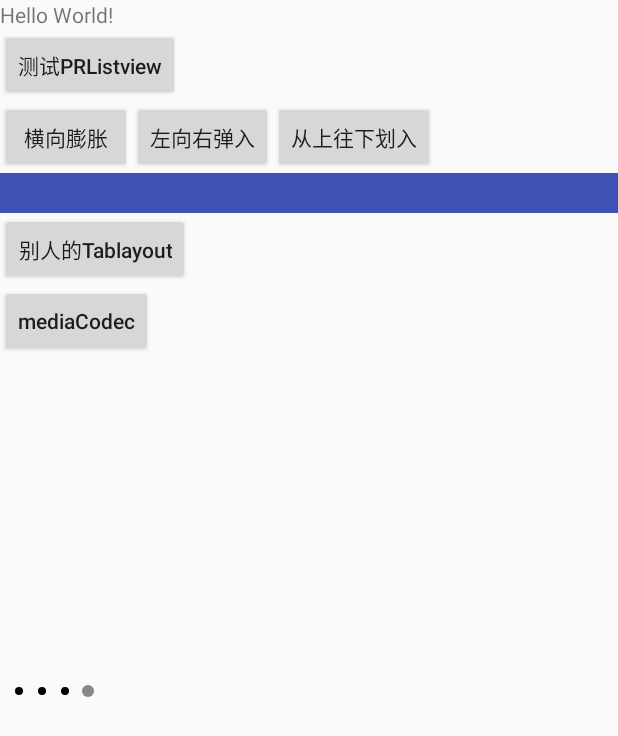
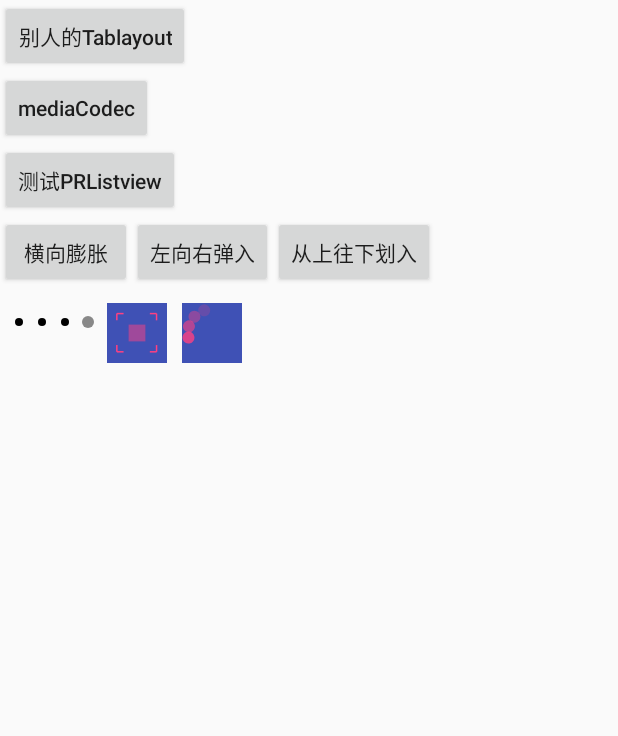
Before and after one commit to hub-zjy1024/GTest, an Android app: the layout activity_main.xml on its own in the app's theme, with its tools: preview values and no code run, on a phone screen of 412 x 824 dp. Shown: the top 736 px of the screen. Run offline under Robolectric (Android 15) with nearby library versions, the phone set to English and light mode, and no system bars.

Commit message:
添加两个加载动画 1.DyingLightLoading 2.CircleLoading

```diff
--- a/app/src/main/java/p/js/gtest/view/listview/Refresher.java
+++ b/app/src/main/java/p/js/gtest/view/listview/Refresher.java
@@ -11,7 +11,7 @@ import android.widget.LinearLayout;
 import android.widget.ListView;
 import android.widget.TextView;
 
-import p.js.gtest.view.LoadingView;
+import p.js.gtest.view.loading.LoadingView;
 
 /**
  Created by 张建宇 on 2019/7/22. */
@@ -68,7 +68,7 @@ public class Refresher implements IRefresher {
 
     @Override
     public void loadingFinished() {
-        Animation animation = new TranslateAnimation(1f, 0, 1f, 1f);
+        Animation animation = new TranslateAnimation(1f, 1f, 1f, 0f);
         animation.setInterpolator(new AccelerateInterpolator());
         animation.setDuration((long) (0.5 * 1000));
         animation.setAnimationListener(new Animation.AnimationListener() {
--- /dev/null
+++ b/app/src/main/java/p/js/gtest/view/loading/CircleLoading.java
@@ -0,0 +1,165 @@
+package p.js.gtest.view.loading;
+
+import android.animation.ObjectAnimator;
+import android.content.Context;
+import android.graphics.Canvas;
+import android.support.annotation.Nullable;
+import android.util.AttributeSet;
+import android.util.Log;
+import android.view.animation.AccelerateDecelerateInterpolator;
+import android.view.animation.AccelerateInterpolator;
+import android.view.animation.DecelerateInterpolator;
+import android.view.animation.Interpolator;
+
+/**
+ Created by 张建宇 on 2019/9/4. */
+public class CircleLoading extends DyingLightLoading {
+    double singleDegree;
+    float smallRate = 0.3f;
+
+    /**
+     Simple constructor to use when creating a view from code.
+     @param context The Context the view is running in, through which it can
+     access the current theme, resources, etc.
+     */
+    public CircleLoading(Context context) {
+        super(context);
+    }
+
+    public CircleLoading(Context context, @Nullable AttributeSet attrs) {
+        super(context, attrs);
+    }
+
+    /**
+     *
+     */
+    public CircleLoading(Context context, @Nullable AttributeSet attrs, int defStyleAttr) {
+        super(context, attrs, defStyleAttr);
+    }
+
+    @Override
+    public void init(AttributeSet attrs) {
+        super.init(attrs);
+
+    }
+
+    @Override
+    protected void onMeasure(int widthMeasureSpec, int heightMeasureSpec) {
+        super.onMeasure(widthMeasureSpec, heightMeasureSpec);
+        int width = getMeasuredWidth();
+        float cx = width / 2;
+        float raduis =cx*smallRate;
+
+        int tempCount = 0;
+        float tempSize = 0;
+        float maxSize = (float) ((cx + raduis) * (cx + raduis) * Math.PI / 2);
+        float innerSize = (float) ((cx) * (cx) * Math.PI / 2);
+        while (tempSize <= maxSize) {
+            tempSize = (float) (innerSize + tempCount * raduis * raduis * Math.PI);
+            tempCount++;
+        }
+        singleDegree = tempCount - 1;
+        Log.e("zjy", getClass() + "->onMeasure():singleDegree ==" + singleDegree);
+    }
+
+
+    AccelerateInterpolator accelerateInterpolator = new AccelerateInterpolator();
+    AccelerateDecelerateInterpolator accelerateDecelerateInterpolator = new AccelerateDecelerateInterpolator();
+
+    DecelerateInterpolator decelerateInterpolator = new DecelerateInterpolator();
+    Interpolator newAccDecel = new AcDcInterpolator2();
+
+    private static class AcDcInterpolator2 implements Interpolator {
+
+        @Override
+        public float getInterpolation(float input) {
+            float y = 0;
+            if (input < 0.5) {
+                y = 2 * input;
+            } else {
+                y = -2f * input + 2;
+            }
+            return y;
+        }
+    }
+    private static class AcDcInterpolator implements Interpolator {
+
+        @Override
+        public float getInterpolation(float input) {
+            //
+            return (float) (-4 * Math.pow(input, 2) + 4 * input);
+        }
+    }
+
+    @Override
+    protected void onDraw(Canvas canvas) {
+        //        super.onDraw(canvas);
+        int width = getMeasuredWidth();
+        float cx = width / 2;
+        float cy = cx;
+        int circleCounts = (int) singleDegree;
+        float raduis = width / 5f / 2;
+        float maxOffset = 180 / 1f / circleCounts;
+        float minx = 180 / 1f / circleCounts/2;
+
+        int maxAlpha=255;
+        int nowAlpha = 0;
+
+        int alphaOffset = (int) (maxAlpha * 0.8f / circleCounts);
+
+        for (int i = 0; i < circleCounts; i++) {
+            canvas.save();
+            //            float interpolation =accelerateInterpolator.getInterpolation(stat);
+            //            float interpolation = accelerateDecelerateInterpolator.getInterpolation(process);
+            //            float interpolation = accelerateDecelerateInterpolator.getInterpolation(stat);
+            //            if (process > 0.5) {
+            //                interpolation = accelerateDecelerateInterpolator.getInterpolation(stat);
+            //                //                stat = (float) Math.abs(stat - 1);
+            //                interpolation = decelerateInterpolator.getInterpolation(stat);
+            //            }
+            //            float nowPos = interpolation * maxOffset;
+            float v = minx *i;
+            float interpolation = newAccDecel.getInterpolation(process);
+            float nowOffset = i * maxOffset * interpolation;
+            float startPos = v + process * 360;
+            float finalDegree = startPos + nowOffset;
+            if (finalDegree > 360) {
+                finalDegree = 360;
+            } else if (finalDegree < 0) {
+                finalDegree = 0;
+            }
+            int degree = (int) (-1 * finalDegree);
+
+            canvas.rotate(degree, cx, cy);
+            int alpha = nowAlpha + alphaOffset;
+            nowAlpha = alpha;
+            centerPaint.setAlpha(alpha);
+            canvas.drawCircle(cx, raduis, raduis, centerPaint);
+            canvas.restore();
+        }
+        startAnim();
+    }
+
+    ObjectAnimator mAnim;
+    final int delayTime = 100;
+    void startAnim() {
+        if (mAnim == null) {
+            mAnim = ObjectAnimator.ofFloat(this, "process",  0, 1);
+            mAnim.setDuration(1000);
+            mAnim.setRepeatCount(ObjectAnimator.INFINITE);
+            mAnim.start();
+//            final Runnable mRun=new Runnable() {
+//                @Override
+//                public void run() {
+//                    process = process + 0.2f;
+//                    if (process > 1) {
+//                        process = 0;
+//                    }
+//                    setProcess(process);
+//                    postDelayed(this, delayTime);
+//                }
+//            };
+//            postDelayed(mRun, delayTime);
+        }
+    }
+}
--- /dev/null
+++ b/app/src/main/java/p/js/gtest/view/loading/DyingLightLoading.java
@@ -0,0 +1,189 @@
+package p.js.gtest.view.loading;
+
+import android.animation.ObjectAnimator;
+import android.content.Context;
+import android.content.res.Resources;
+import android.content.res.TypedArray;
+import android.graphics.Canvas;
+import android.graphics.Color;
+import android.graphics.Paint;
+import android.support.annotation.Nullable;
+import android.util.AttributeSet;
+import android.util.Log;
+import android.view.View;
+
+import p.js.gtest.R;
+
+/**
+ Created by 张建宇 on 2019/9/4. */
+public class DyingLightLoading extends View {
+    int limitMax = 20;
+    protected float process = 0;
+
+    int minWidth = 100;
+    protected float innerRate = 0.6f;
+    float outWidth;
+    float outRate;
+    float outPadding;
+
+    int colorCenter = Color.WHITE;
+    int rectColor = Color.WHITE;
+    ObjectAnimator objectAnimator;
+    protected Paint centerPaint;
+    Paint outerPaint;
+
+    public float getProcess() {
+        return process;
+    }
+
+    public void setProcess(float process) {
+        this.process = process;
+        invalidate();
+    }
+
+    /**
+     Simple constructor to use when creating a view from code.
+     @param context The Context the view is running in, through which it can
+     access the current theme, resources, etc.
+     */
+    public DyingLightLoading(Context context) {
+        this(context, null);
+    }
+
+    public DyingLightLoading(Context context, @Nullable AttributeSet attrs) {
+        this(context, attrs, 0);
+    }
+
+    public DyingLightLoading(Context context, @Nullable AttributeSet attrs, int defStyleAttr) {
+        super(context, attrs, defStyleAttr);
+        init(attrs);
+    }
+/*
+     <declare-styleable name="DyingLightLoading">
+        <attr name="colorInner" format="color|reference" />
+        <attr name="colorRect" format="color|reference" />
+        <attr name="boderWidth" format="reference|dimension" />
+    </declare-styleable>*/
+    public void init(AttributeSet attrs) {
+        Context context = getContext();
+        Resources resources = context.getResources();
+        TypedArray typedArray = context.obtainStyledAttributes(attrs, R.styleable.DyingLightLoading);
+        centerPaint = new Paint();
+        outerPaint = new Paint();
+        outWidth = 4;
+        outRate = 0.4f;
+        outPadding = 2;
+        innerRate = 0.4f;
+        rectColor = typedArray.getColor(R.styleable.DyingLightLoading_colorRect, resources.getColor(R.color.colorPrimary));
+        outerPaint.setColor(rectColor);
+        colorCenter = typedArray.getColor(R.styleable.DyingLightLoading_colorInner, resources.getColor(R.color.colorAccent));
+        outWidth = typedArray.getDimension(R.styleable.DyingLightLoading_boderWidth, outWidth);
+        Log.e("zjy", getClass() + "->init(): outWidth==" + outWidth);
+        outerPaint.setStrokeWidth(outWidth);
+        outerPaint.setAntiAlias(true);
+        centerPaint.setColor(colorCenter);
+        centerPaint.setAntiAlias(true);
+        typedArray.recycle();
+    }
+
+    @Override
+    protected void onMeasure(int widthMeasureSpec, int heightMeasureSpec) {
+        //        super.onMeasure(widthMeasureSpec, heightMeasureSpec);
+        int mode = MeasureSpec.getMode(widthMeasureSpec);
+        int hMode = MeasureSpec.getMode(heightMeasureSpec);
+        if (mode == MeasureSpec.EXACTLY || hMode == MeasureSpec.EXACTLY) {
+            int finalWidth = MeasureSpec.getSize(widthMeasureSpec);
+            int finalHeight = MeasureSpec.getSize(heightMeasureSpec);
+            finalHeight = Math.max(finalWidth, finalHeight);
+            double sqrt = Math.sqrt(2);
+            minWidth = (int) ((finalHeight / sqrt)) - getPaddingTop() - getPaddingBottom();
+            setMeasuredDimension(finalHeight, finalHeight);
+        } else {
+            double sqrt = Math.sqrt(2);
+            int finalHeight = (int) (minWidth * sqrt);
+            setMeasuredDimension(finalHeight, finalHeight);
+        }
+    }
+
+    @Override
+    protected void onDraw(Canvas canvas) {
+        int tottalWidth = getMeasuredWidth();
+        float innerWidth = minWidth * innerRate;
+        float outLeft = (tottalWidth - minWidth) / 2;
+        float left = outLeft + minWidth * (1 - innerRate) / 2;
+
+        float right = innerWidth + left;
+        int tempLeft = (int) (left - outLeft);
+
+        float lineLen = innerWidth * 0.4f;
+        float alpha = 0.5f;
+        float widthoffset = outWidth / 2;
+        if (process > 1) {
+            process = Math.abs(process - 2);
+            if (1 - process > alpha) {
+                alpha = 1 - process;
+            }
+            centerPaint.setAlpha((int) (alpha * 255));
+            canvas.drawRect(left, left, right, right, centerPaint);
+            canvas.save();
+            float degress = 90 * process;
+            canvas.rotate(degress, tottalWidth / 2, tottalWidth / 2);
+            float y1 = outLeft + tempLeft * (1 - process) - widthoffset;
+            float x1 = outLeft + tempLeft * (1 - process) - outWidth;
+            float x2 = right + tempLeft * process + outWidth;
+            //横向
+            canvas.drawLine(x1, y1, x1 + lineLen, y1, outerPaint);
+            canvas.drawLine(x2, y1, x2 - lineLen, y1, outerPaint);
+
+            canvas.drawLine(x1, y1, x1, y1 + lineLen, outerPaint);
+            canvas.drawLine(x2, y1, x2, y1 + lineLen, outerPaint);
+
+            y1 = right + tempLeft * process + widthoffset;
+            canvas.drawLine(x1, y1, x1 + lineLen, y1, outerPaint);
+            canvas.drawLine(x2, y1, x2 - lineLen, y1, outerPaint);
+
+            canvas.drawLine(x1, y1, x1, y1 - lineLen, outerPaint);
+            canvas.drawLine(x2, y1, x2, y1 - lineLen, outerPaint);
+            canvas.restore();
+        } else {
+            if (1 - process > alpha) {
+                alpha = 1 - process;
+            }
+            centerPaint.setAlpha((int) (alpha * 255));
+            canvas.drawRect(left, left, right, right, centerPaint);
+            float y1 = outLeft + tempLeft * (1 - process) - widthoffset;
+            float x1 = outLeft + tempLeft * (1 - process) - outWidth;
+            float x2 = right + tempLeft * process + outWidth;
+            //横向
+            canvas.drawLine(x1, y1, x1 + lineLen, y1, outerPaint);
+            canvas.drawLine(x2, y1, x2 - lineLen, y1, outerPaint);
+
+            canvas.drawLine(x1, y1, x1, y1 + lineLen, outerPaint);
+            canvas.drawLine(x2, y1, x2, y1 + lineLen, outerPaint);
+
+            y1 = right + tempLeft * process + widthoffset;
+            canvas.drawLine(x1, y1, x1 + lineLen, y1, outerPaint);
+            canvas.drawLine(x2, y1, x2 - lineLen, y1, outerPaint);
+
+            canvas.drawLine(x1, y1, x1, y1 - lineLen, outerPaint);
+            canvas.drawLine(x2, y1, x2, y1 - lineLen, outerPaint);
+        }
+        startAnima();
+    }
+
+    void stopAnima() {
+        if (objectAnimator != null) {
+            objectAnimator.cancel();
+            objectAnimator = null;
+        }
+    }
+
+    void startAnima() {
+        if (objectAnimator == null) {
+            objectAnimator = ObjectAnimator.ofFloat(this, "process", 0, 2);
+            objectAnimator.setDuration(800);
+            objectAnimator.setRepeatCount(ObjectAnimator.INFINITE);
+            objectAnimator.start();
+        }
+    }
+}
--- a/app/src/main/java/p/js/gtest/view/LoadingView.java
+++ b/app/src/main/java/p/js/gtest/view/loading/LoadingView.java
@@ -1,5 +1,6 @@
-package p.js.gtest.view;
+package p.js.gtest.view.loading;
 
+import android.animation.ObjectAnimator;
 import android.content.Context;
 import android.graphics.Canvas;
 import android.graphics.Color;
@@ -7,6 +8,7 @@ import android.graphics.Paint;
 import android.support.annotation.Nullable;
 import android.util.AttributeSet;
 import android.view.View;
+import android.view.animation.AccelerateInterpolator;
 
 import p.js.gtest.DisPlayUtils;
 
@@ -112,6 +114,7 @@ public class LoadingView extends View {
             }
             startX += mCellWidth;
         }
+//        startAnim();
         postDelayed(new Runnable() {
             @Override
             public void run() {
@@ -123,4 +126,27 @@ public class LoadingView extends View {
             }
         }, 200);
     }
+
+    public void setPosition(int position) {
+        this.position = position;
+        invalidate();
+    }
+
+    public void setLoadCounts(int loadCounts) {
+        this.loadCounts = loadCounts;
+        invalidate();
+    }
+
+    ObjectAnimator animator;
+    void startAnim(){
+        if (animator == null) {
+            animator = ObjectAnimator.ofInt(this, "position", 0, loadCounts);
+            animator.setInterpolator(new AccelerateInterpolator());
+            animator.setDuration(150 * loadCounts);
+            animator.setRepeatCount(ObjectAnimator.INFINITE);
+            animator.start();
+        }
+
+    }
+
 }
--- a/app/src/main/res/layout/activity_main.xml
+++ b/app/src/main/res/layout/activity_main.xml
@@ -1,6 +1,5 @@
 <?xml version="1.0" encoding="utf-8"?>
-<LinearLayout
-    xmlns:android="http://schemas.android.com/apk/res/android"
+<LinearLayout xmlns:android="http://schemas.android.com/apk/res/android"
     xmlns:app="http://schemas.android.com/apk/res-auto"
     xmlns:tools="http://schemas.android.com/tools"
     android:layout_width="match_parent"
@@ -8,14 +7,17 @@
     android:orientation="vertical"
     tools:context=".MainActivity">
 
-    <TextView
+    <Button
+        android:id="@+id/test_tablayout"
         android:layout_width="wrap_content"
         android:layout_height="wrap_content"
-        android:text="Hello World!"
-        app:layout_constraintBottom_toBottomOf="parent"
-        app:layout_constraintLeft_toLeftOf="parent"
-        app:layout_constraintRight_toRightOf="parent"
-        app:layout_constraintTop_toTopOf="parent"/>
+        android:text="别人的Tablayout" />
+
+    <Button
+        android:id="@+id/test_ac_mediacodec"
+        android:layout_width="wrap_content"
+        android:layout_height="wrap_content"
+        android:text="mediaCodec" />
 
     <LinearLayout
         android:layout_width="match_parent"
@@ -26,7 +28,7 @@
             android:layout_width="wrap_content"
             android:layout_height="wrap_content"
             android:onClick="btnClick"
-            android:text="测试PRListview"/>
+            android:text="测试PRListview" />
 
     </LinearLayout>
 
@@ -39,56 +41,68 @@
             android:layout_width="wrap_content"
             android:layout_height="wrap_content"
             android:onClick="btnClick"
-            android:text="横向膨胀"/>
+            android:text="横向膨胀" />
 
         <Button
             android:id="@+id/btn_animate_letfToRight_tx"
             android:layout_width="wrap_content"
             android:layout_height="wrap_content"
             android:onClick="btnClick"
-            android:text="左向右弹入"/>
+            android:text="左向右弹入" />
 
         <Button
             android:id="@+id/btn_animate_top_bottom"
             android:layout_width="wrap_content"
             android:layout_height="wrap_content"
             android:onClick="btnClick"
-            android:text="从上往下划入"/>
+            android:text="从上往下划入" />
+    </LinearLayout>
 
+
+    <LinearLayout
+        android:layout_width="match_parent"
+        android:layout_height="match_parent"
+        android:orientation="horizontal"
+        android:layout_marginTop="10dp">
+
+        <p.js.gtest.view.loading.LoadingView
+            android:layout_width="match_parent"
+            android:layout_height="match_parent"
+            android:padding="10dp" />
+        <p.js.gtest.view.loading.DyingLightLoading
+            android:layout_width="10dp"
+            app:boderWidth="1dp"
+            app:colorInner="@color/scroTabView_textColor"
+            app:colorRect="@color/scroTabView_textColor"
+            android:background="@color/colorPrimary"
+            android:layout_height="40dp"/>
+        <p.js.gtest.view.loading.CircleLoading
+            android:layout_marginLeft="10dp"
+            android:layout_width="40dp"
+            android:layout_height="40dp"
+            android:background="@color/colorPrimary"/>
     </LinearLayout>
+
+    <TextView
+        android:layout_width="wrap_content"
+        android:layout_height="wrap_content"
+        android:text="Hello World!"
+        app:layout_constraintBottom_toBottomOf="parent"
+        app:layout_constraintLeft_toLeftOf="parent"
+        app:layout_constraintRight_toRightOf="parent"
+        app:layout_constraintTop_toTopOf="parent" />
+
+    <android.support.v4.view.ViewPager
+        android:id="@+id/m_mViewPage"
+        android:layout_width="match_parent"
+        android:layout_height="200dp" />
 
     <p.js.gtest.view.ScrollableTabView
         android:id="@+id/scrollTabview"
         android:layout_width="match_parent"
         android:layout_height="wrap_content"
         android:background="@color/colorPrimary"
-        android:padding="10dp"/>
+        android:padding="10dp" />
 
 
-    <Button
-        android:id="@+id/test_tablayout"
-        android:layout_width="wrap_content"
-        android:layout_height="wrap_content"
-        android:text="别人的Tablayout"/>
-    <Button
-        android:id="@+id/test_ac_mediacodec"
-        android:layout_width="wrap_content"
-        android:layout_height="wrap_content"
-        android:text="mediaCodec"/>
-
-    <android.support.v4.view.ViewPager
-        android:id="@+id/m_mViewPage"
-        android:layout_width="match_parent"
-        android:layout_height="200dp"/>
-
-    <LinearLayout
-        android:layout_width="match_parent"
-        android:layout_height="match_parent"
-        android:layout_marginTop="10dp">
-
-        <p.js.gtest.view.LoadingView
-            android:layout_width="match_parent"
-            android:layout_height="match_parent"
-            android:padding="10dp"/>
-    </LinearLayout>
 </LinearLayout>
--- a/app/src/main/res/values/styles.xml
+++ b/app/src/main/res/values/styles.xml
@@ -1,14 +1,19 @@
 <resources>
 
-    <!-- Base application theme. -->
     <style name="AppTheme" parent="Theme.AppCompat.Light.DarkActionBar">
         <!-- Customize your theme here. -->
         <item name="colorPrimary">@color/colorPrimary</item>
         <item name="colorPrimaryDark">@color/colorPrimaryDark</item>
         <item name="colorAccent">@color/colorAccent</item>
-        <item name = "android:colorControlHighlight">@color/colorAccent</item>
-        <item name = "android:textAllCaps">false</item>
-<!--        android:textAllCaps="false"-->
+        <item name="android:colorControlHighlight">@color/colorAccent</item>
+        <item name="android:textAllCaps">false</item>
+        <!--        android:textAllCaps="false"-->
     </style>
+    <!-- Base application theme. -->
+    <declare-styleable name="DyingLightLoading">
+        <attr name="colorInner" format="color|reference" />
+        <attr name="colorRect" format="color|reference" />
+        <attr name="boderWidth" format="reference|dimension" />
+    </declare-styleable>
 
 </resources>
--- a/build.gradle
+++ b/build.gradle
@@ -8,7 +8,6 @@ buildscript {
     }
     dependencies {
         classpath 'com.android.tools.build:gradle:3.4.2'
-
 
         // NOTE: Do not place your application dependencies here; they belong
         // in the individual module build.gradle files
```
